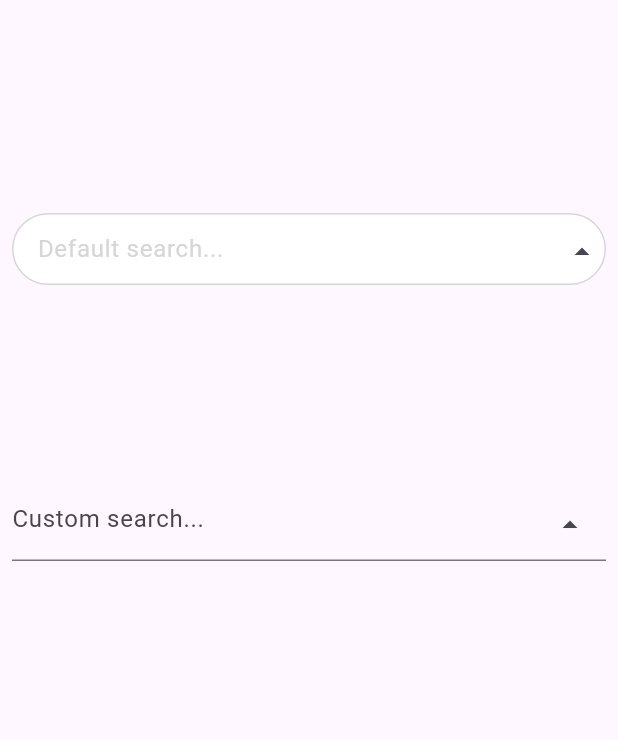
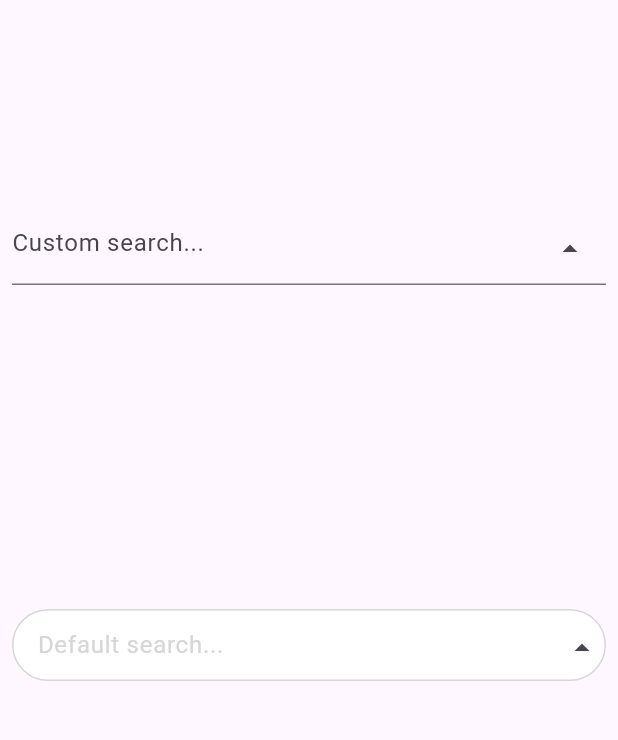
Before and after one commit to Okladnoj/search_autocomplete, a Flutter app: the screen it shows after launch, on a phone screen of 412 x 824 dp, the part 63-803 px from its top. Run offline on Flutter 3.47's test engine with Material 3 defaults, Android fonts, the phone set to English and light mode, and no system bars.

Commit message:
- Fixed metadata - Update flutter version

```diff
--- a/example/lib/main.dart
+++ b/example/lib/main.dart
@@ -54,9 +54,9 @@ class _SearchPageState extends State<SearchPage> {
     return ListView(
       children: [
         const SizedBox(height: 120),
+        _buildCustomizeField(state),
+        const SizedBox(height: 200),
         _buildDefaultField(state),
-        const SizedBox(height: 120),
-        _buildCustomizeField(state),
         const SizedBox(height: 800),
       ],
     );
--- a/example/pubspec.yaml
+++ b/example/pubspec.yaml
@@ -15,6 +15,6 @@ dependencies:
 dev_dependencies:
   flutter_test:
     sdk: flutter
-  flutter_lints: ^2.0.0
+  flutter_lints: ^4.0.0
 flutter:
   uses-material-design: true
--- a/lib/src/models/position_form.dart
+++ b/lib/src/models/position_form.dart
@@ -76,7 +76,7 @@ class PositionForm {
   ///
   /// Two `PositionForm` objects are considered equal if all their fields are equal.
   @override
-  operator ==(dynamic other) =>
+  operator ==(Object other) =>
       other is PositionForm &&
       other.bottomLeft == bottomLeft &&
       other.bottomRight == bottomRight &&
--- a/pubspec.yaml
+++ b/pubspec.yaml
@@ -1,6 +1,6 @@
 name: search_autocomplete
 description: A Flutter autocomplete search widget with custom dropdowns and Cubit/BLoC support.
-version: 0.0.6
+version: 0.0.7
 homepage: https://github.com/Okladnoj/search_autocomplete
 repository: https://github.com/Okladnoj/search_autocomplete
 
@@ -15,7 +15,7 @@ dependencies:
 dev_dependencies:
   flutter_test:
     sdk: flutter
-  flutter_lints: ^2.0.0
+  flutter_lints: ^4.0.0
 
 flutter:
 
```
Also changed, not shown: assets/record.gif (added), example/pubspec.lock, 4 other files.
